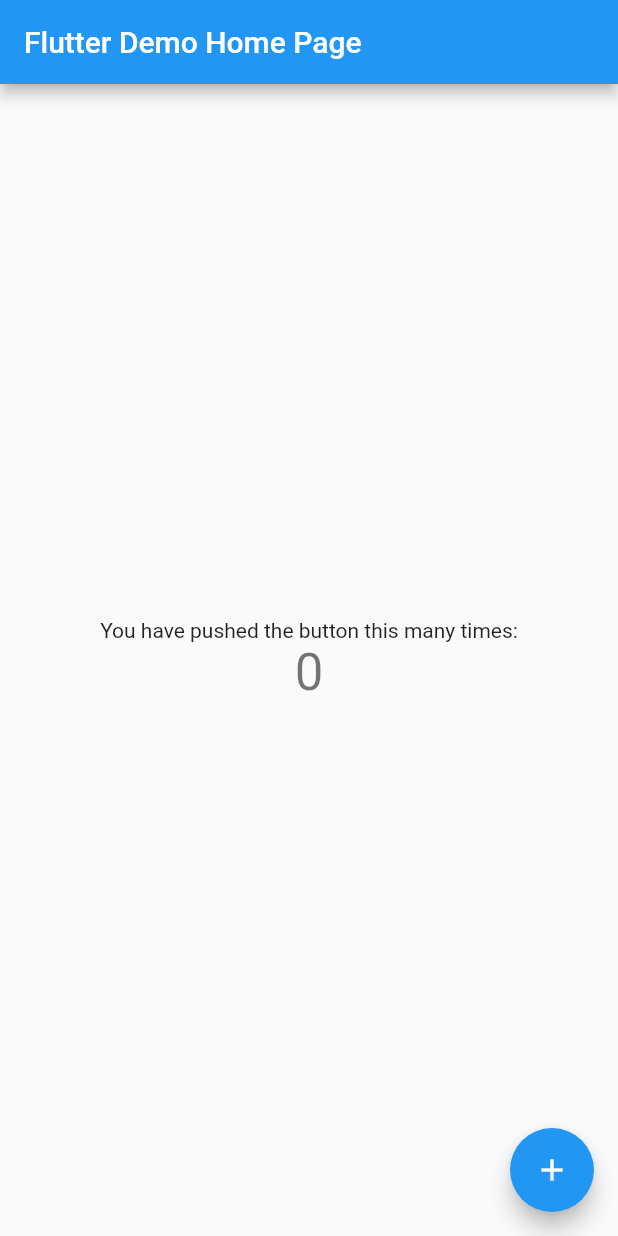
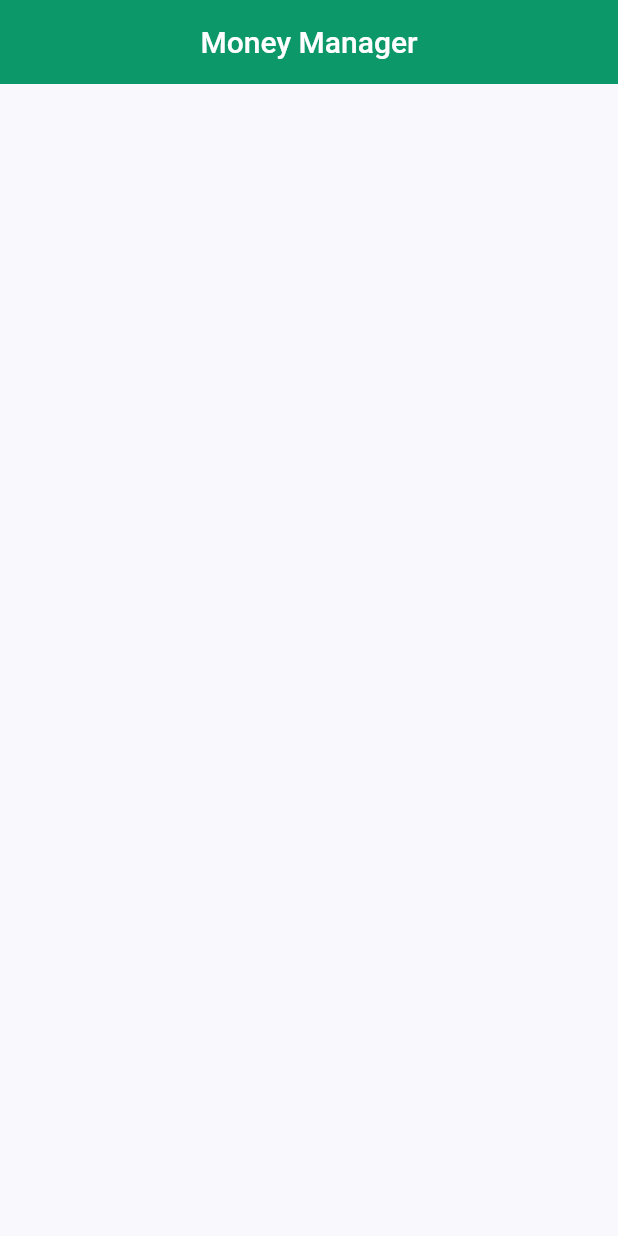
Before and after one commit to Excome/money-manager, a Flutter app: the screen it shows after launch, on a phone screen of 412 x 824 dp. Run offline on Flutter 3.47's test engine with Material 2 defaults, Android fonts, the phone set to English and light mode, and no system bars.

```diff
--- /dev/null
+++ b/lib/constants.dart
@@ -0,0 +1,7 @@
+import 'package:flutter/material.dart';
+
+const kPrimaryColor = Color(0xFF0C9869);
+const kTextColor = Color(0xFF3C4046);
+const kBackgroundColor = Color(0xFFF9F8FD);
+
+const double kDefaultPadding = 20.0;
--- /dev/null
+++ b/lib/domain/account/accountType.dart
@@ -0,0 +1,6 @@
+enum AccountType {
+  debitCard,
+  creditCard,
+  cash,
+  savingAccount
+}
--- /dev/null
+++ b/lib/domain/account/currency.dart
@@ -0,0 +1,3 @@
+enum Currency {
+  rub, usd, eur
+}
--- /dev/null
+++ b/lib/domain/operation/operationType.dart
@@ -0,0 +1,3 @@
+enum OperationType {
+  expense, income
+}
--- a/lib/main.dart
+++ b/lib/main.dart
@@ -1,4 +1,7 @@
 import 'package:flutter/material.dart';
+import 'package:moneymanager/screen/home/home_screen.dart';
+
+import 'constants.dart';
 
 void main() {
   runApp(const MyApp());
@@ -7,109 +10,18 @@ void main() {
 class MyApp extends StatelessWidget {
   const MyApp({Key? key}) : super(key: key);
 
-  // This widget is the root of your application.
   @override
   Widget build(BuildContext context) {
     return MaterialApp(
-      title: 'Flutter Demo',
+      debugShowCheckedModeBanner: false,
+      title: 'Money Manager',
       theme: ThemeData(
-        // This is the theme of your application.
-        //
-        // Try running your application with "flutter run". You'll see the
-        // application has a blue toolbar. Then, without quitting the app, try
-        // changing the primarySwatch below to Colors.green and then invoke
-        // "hot reload" (press "r" in the console where you ran "flutter run",
-        // or simply save your changes to "hot reload" in a Flutter IDE).
-        // Notice that the counter didn't reset back to zero; the application
-        // is not restarted.
-        primarySwatch: Colors.blue,
+        scaffoldBackgroundColor: kBackgroundColor,
+        primaryColor: kPrimaryColor,
+        textTheme: Theme.of(context).textTheme.apply(bodyColor: kTextColor),
+        visualDensity: VisualDensity.adaptivePlatformDensity
       ),
-      home: const MyHomePage(title: 'Flutter Demo Home Page'),
+      home: const HomeScreen(),
     );
   }
 }
-
-class MyHomePage extends StatefulWidget {
-  const MyHomePage({Key? key, required this.title}) : super(key: key);
-
-  // This widget is the home page of your application. It is stateful, meaning
-  // that it has a State object (defined below) that contains fields that affect
-  // how it looks.
-
-  // This class is the configuration for the state. It holds the values (in this
-  // case the title) provided by the parent (in this case the App widget) and
-  // used by the build method of the State. Fields in a Widget subclass are
-  // always marked "final".
-
-  final String title;
-
-  @override
-  State<MyHomePage> createState() => _MyHomePageState();
-}
-
-class _MyHomePageState extends State<MyHomePage> {
-  int _counter = 0;
-
-  void _incrementCounter() {
-    setState(() {
-      // This call to setState tells the Flutter framework that something has
-      // changed in this State, which causes it to rerun the build method below
-      // so that the display can reflect the updated values. If we changed
-      // _counter without calling setState(), then the build method would not be
-      // called again, and so nothing would appear to happen.
-      _counter++;
-    });
-  }
-
-  @override
-  Widget build(BuildContext context) {
-    // This method is rerun every time setState is called, for instance as done
-    // by the _incrementCounter method above.
-    //
-    // The Flutter framework has been optimized to make rerunning build methods
-    // fast, so that you can just rebuild anything that needs updating rather
-    // than having to individually change instances of widgets.
-    return Scaffold(
-      appBar: AppBar(
-        // Here we take the value from the MyHomePage object that was created by
-        // the App.build method, and use it to set our appbar title.
-        title: Text(widget.title),
-      ),
-      body: Center(
-        // Center is a layout widget. It takes a single child and positions it
-        // in the middle of the parent.
-        child: Column(
-          // Column is also a layout widget. It takes a list of children and
-          // arranges them vertically. By default, it sizes itself to fit its
-          // children horizontally, and tries to be as tall as its parent.
-          //
-          // Invoke "debug painting" (press "p" in the console, choose the
-          // "Toggle Debug Paint" action from the Flutter Inspector in Android
-          // Studio, or the "Toggle Debug Paint" command in Visual Studio Code)
-          // to see the wireframe for each widget.
-          //
-          // Column has various properties to control how it sizes itself and
-          // how it positions its children. Here we use mainAxisAlignment to
-          // center the children vertically; the main axis here is the vertical
-          // axis because Columns are vertical (the cross axis would be
-          // horizontal).
-          mainAxisAlignment: MainAxisAlignment.center,
-          children: <Widget>[
-            const Text(
-              'You have pushed the button this many times:',
-            ),
-            Text(
-              '$_counter',
-              style: Theme.of(context).textTheme.headline4,
-            ),
-          ],
-        ),
-      ),
-      floatingActionButton: FloatingActionButton(
-        onPressed: _incrementCounter,
-        tooltip: 'Increment',
-        child: const Icon(Icons.add),
-      ), // This trailing comma makes auto-formatting nicer for build methods.
-    );
-  }
-}
--- /dev/null
+++ b/lib/screen/home/home_screen.dart
@@ -0,0 +1,23 @@
+import 'package:flutter/material.dart';
+
+class HomeScreen extends StatelessWidget {
+  const HomeScreen({Key? key}) : super(key: key);
+
+  @override
+  Widget build(BuildContext context) {
+    return Scaffold(
+      appBar: buildAppBar(context),
+    );
+  }
+
+  AppBar buildAppBar(BuildContext context) {
+    return AppBar(
+      backgroundColor: Theme.of(context).primaryColor,
+      elevation: 0,
+      title: const Align(
+        alignment: Alignment.center,
+        child: Text("Money Manager"),
+      ),
+    );
+  }
+}
```
Also changed, not shown: lib/domain/account/account.dart (added, +13 -0 lines), lib/domain/operation/category.dart (added, +8 -0 lines), lib/domain/operation/operation.dart (added, +17 -0 lines), pubspec.yaml (+5 -44 lines), pubspec.lock.
